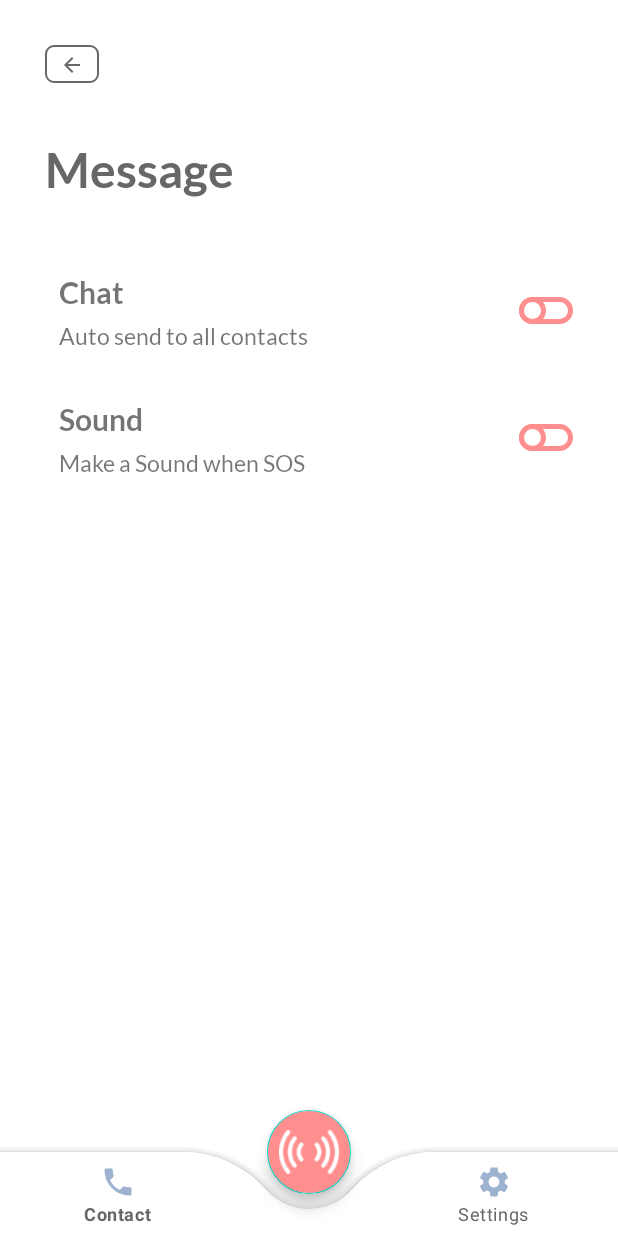
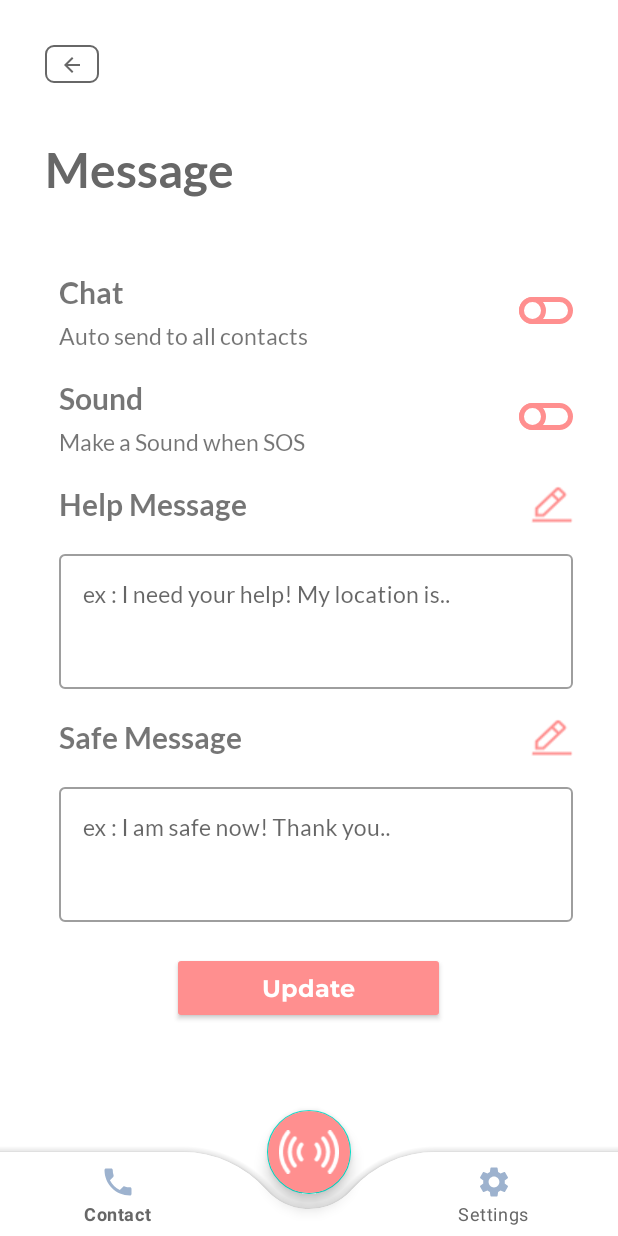
Before and after one commit to ValenciusR/HerAlert, an Android app: the fragment MessageFragment placed in its activity, on a phone screen of 412 x 824 dp. Run offline under Robolectric (Android 15) with nearby library versions, the phone set to English and light mode, and no system bars.

Commit message:
Message Page Front End done

```diff
--- a/app/src/main/java/com/example/heralert/MessageFragment.java
+++ b/app/src/main/java/com/example/heralert/MessageFragment.java
@@ -28,7 +28,7 @@ public class MessageFragment extends Fragment {
         backBtn.setOnClickListener(new View.OnClickListener() {
             @Override
             public void onClick(View v) {
-                replaceFragment(new HomeFragment());
+                replaceFragment(new SettingsFragment());
             }
         });
 
--- a/app/src/main/java/com/example/heralert/ProfileFragment.java
+++ b/app/src/main/java/com/example/heralert/ProfileFragment.java
@@ -22,7 +22,7 @@ public class ProfileFragment extends Fragment {
         backBtn.setOnClickListener(new View.OnClickListener() {
             @Override
             public void onClick(View v) {
-                replaceFragment(new HomeFragment());
+                replaceFragment(new SettingsFragment());
             }
         });
         // Inflate the layout for this fragment
--- a/app/src/main/res/layout/fragment_message.xml
+++ b/app/src/main/res/layout/fragment_message.xml
@@ -83,7 +83,7 @@
             android:layout_width="match_parent"
             android:layout_height="wrap_content"
             android:layout_marginLeft="9dp"
-            android:layout_marginTop="34dp"
+            android:layout_marginTop="20dp"
             android:orientation="horizontal">
 
             <androidx.appcompat.widget.LinearLayoutCompat
@@ -128,6 +128,129 @@
 
         </androidx.appcompat.widget.LinearLayoutCompat>
 
+        <androidx.appcompat.widget.LinearLayoutCompat
+            android:layout_width="match_parent"
+            android:layout_height="wrap_content"
+            android:layout_gravity="center_vertical"
+            android:layout_marginLeft="9dp"
+            android:layout_marginTop="20dp"
+            android:orientation="vertical">
+
+            <androidx.appcompat.widget.LinearLayoutCompat
+                android:layout_width="match_parent"
+                android:layout_height="wrap_content"
+                android:orientation="horizontal">
+
+                <androidx.appcompat.widget.AppCompatTextView
+                    android:layout_width="wrap_content"
+                    android:layout_height="wrap_content"
+                    android:fontFamily="@font/lato_bold"
+                    android:text="Help Message"
+                    android:textSize="20dp" />
+
+                <androidx.appcompat.widget.LinearLayoutCompat
+                    android:layout_width="wrap_content"
+                    android:layout_height="match_parent"
+                    android:layout_weight="1"
+                    android:gravity="end">
+
+                    <androidx.appcompat.widget.AppCompatImageView
+                        android:layout_width="wrap_content"
+                        android:layout_height="wrap_content"
+                        android:background="@drawable/edit_text_icon"/>
+
+                </androidx.appcompat.widget.LinearLayoutCompat>
+
+            </androidx.appcompat.widget.LinearLayoutCompat>
+
+            <com.google.android.material.textfield.TextInputLayout
+                android:layout_width="match_parent"
+                android:layout_height="wrap_content"
+                android:layout_marginTop="15dp"
+                android:hint="ex : I need your help! My location is.."
+                style="@style/Widget.MaterialComponents.TextInputLayout.OutlinedBox">
+                <com.google.android.material.textfield.TextInputEditText
+                    android:id="@+id/helpMessageInputText"
+                    android:layout_width="match_parent"
+                    android:layout_height="wrap_content"
+                    android:inputType="textMultiLine"
+                    android:lines="3"
+                    android:gravity="top"
+                    android:fontFamily="@font/lato_regular"
+                    android:textSize="15dp"/>
+            </com.google.android.material.textfield.TextInputLayout>
+
+        </androidx.appcompat.widget.LinearLayoutCompat>
+
+        <androidx.appcompat.widget.LinearLayoutCompat
+            android:layout_width="match_parent"
+            android:layout_height="wrap_content"
+            android:layout_gravity="center_vertical"
+            android:layout_marginLeft="9dp"
+            android:layout_marginTop="20dp"
+            android:orientation="vertical">
+
+            <androidx.appcompat.widget.LinearLayoutCompat
+                android:layout_width="match_parent"
+                android:layout_height="wrap_content"
+                android:orientation="horizontal">
+
+                <androidx.appcompat.widget.AppCompatTextView
+                    android:layout_width="wrap_content"
+                    android:layout_height="wrap_content"
+                    android:fontFamily="@font/lato_bold"
+                    android:text="Safe Message"
+                    android:textSize="20dp" />
+
+                <androidx.appcompat.widget.LinearLayoutCompat
+                    android:layout_width="wrap_content"
+                    android:layout_height="match_parent"
+                    android:layout_weight="1"
+                    android:gravity="end">
+
+                    <androidx.appcompat.widget.AppCompatImageView
+                        android:layout_width="wrap_content"
+                        android:layout_height="wrap_content"
+                        android:background="@drawable/edit_text_icon"/>
+
+                </androidx.appcompat.widget.LinearLayoutCompat>
+
+            </androidx.appcompat.widget.LinearLayoutCompat>
+
+            <com.google.android.material.textfield.TextInputLayout
+                android:layout_width="match_parent"
+                android:layout_height="wrap_content"
+                android:layout_marginTop="15dp"
+                android:hint="ex : I am safe now! Thank you.."
+                style="@style/Widget.MaterialComponents.TextInputLayout.OutlinedBox">
+                <com.google.android.material.textfield.TextInputEditText
+                    android:id="@+id/safeMessageInputText"
+                    android:layout_width="match_parent"
+                    android:layout_height="wrap_content"
+                    android:inputType="textMultiLine"
+                    android:lines="3"
+                    android:gravity="top"
+                    android:fontFamily="@font/lato_regular"
+                    android:textSize="15dp"/>
+            </com.google.android.material.textfield.TextInputLayout>
+
+        </androidx.appcompat.widget.LinearLayoutCompat>
+
+        <androidx.appcompat.widget.AppCompatButton
+            android:layout_marginTop="20dp"
+            android:layout_width="wrap_content"
+            android:layout_height="wrap_content"
+            android:text="Update"
+            android:textColor="@color/white"
+            android:textSize="16dp"
+            android:layout_gravity="center"
+            android:textAllCaps="false"
+            android:fontFamily="@font/montserrat_bold"
+            android:backgroundTint="#ff8f8f"
+            android:paddingHorizontal="60dp"/>
+
     </androidx.appcompat.widget.LinearLayoutCompat>
 
+
+
 </FrameLayout>
```
Also changed, not shown: app/src/main/res/drawable/edit_text_icon.png (added).
